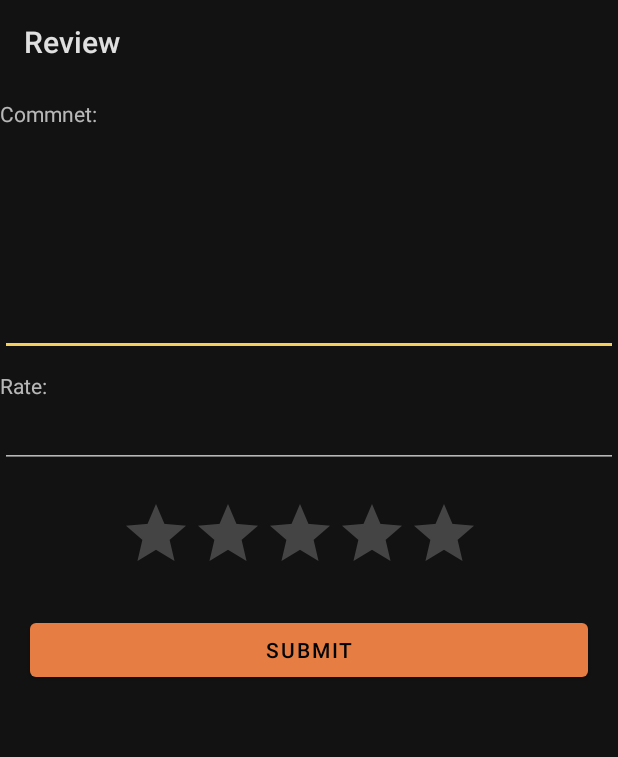
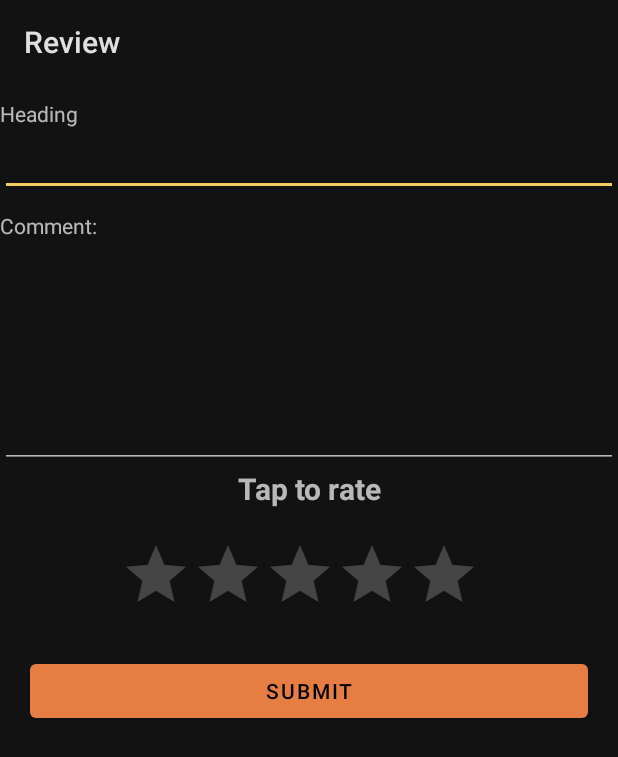
Before and after one commit to rohit05gupta/Turistas, an Android app: the Review screen opened directly, with no data from a screen before it, on a phone screen of 412 x 824 dp. Shown: the top 757 px of the screen. Run offline under Robolectric (Android 15) with nearby library versions, the phone set to English and light mode, and no system bars; our stand-ins replace Firebase (no records; nobody signed in at launch, a user with empty details on screens opened directly).

Commit message:
Review Part and Updated Recommendation with one problem

```diff
--- a/app/src/main/java/com/example/inserttest/Review.java
+++ b/app/src/main/java/com/example/inserttest/Review.java
@@ -1,12 +1,32 @@
 package com.example.inserttest;
 
+import androidx.annotation.NonNull;
 import androidx.appcompat.app.ActionBar;
 import androidx.appcompat.app.AppCompatActivity;
 
+import android.content.Intent;
 import android.os.Bundle;
+import android.view.View;
+import android.widget.Button;
+import android.widget.EditText;
+import android.widget.RatingBar;
+
+import com.google.firebase.auth.FirebaseAuth;
+import com.google.firebase.auth.FirebaseUser;
+import com.google.firebase.database.DataSnapshot;
+import com.google.firebase.database.DatabaseError;
+import com.google.firebase.database.DatabaseReference;
+import com.google.firebase.database.FirebaseDatabase;
+import com.google.firebase.database.ValueEventListener;
 
 public class Review extends AppCompatActivity {
-
+    private FirebaseAuth firebaseAuth;
+    EditText ed1,ed2;
+    RatingBar r1;
+    DatabaseReference reff;
+    ReviewData rd;
+    Button b1;
+    long id=0;
     @Override
     protected void onCreate(Bundle savedInstanceState) {
         super.onCreate(savedInstanceState);
@@ -14,5 +34,62 @@ public class Review extends AppCompatActivity {
         ActionBar actionBar = getSupportActionBar();
         actionBar.setTitle("Review");
 
+        ed1 = (EditText)findViewById(R.id.heading);
+        ed2 = (EditText)findViewById(R.id.comment);
+        r1 = (RatingBar)findViewById(R.id.ratingBar);
+        b1 = (Button)findViewById(R.id.b1);
+
+        firebaseAuth = FirebaseAuth.getInstance();
+        if (firebaseAuth.getCurrentUser() == null) {
+            finish();
+            startActivity(new Intent(this, LoginActivity.class));
+        }
+
+        FirebaseUser user = firebaseAuth.getCurrentUser();
+        String email = user.getEmail();
+        String specification = getIntent().getStringExtra("specification");
+        String pname = getIntent().getStringExtra("pname");
+
+        rd = new ReviewData();
+
+        b1.setOnClickListener(new View.OnClickListener() {
+            @Override
+            public void onClick(View v) {
+                final String heading = ed1.getText().toString().trim();
+                final String comment = ed2.getText().toString().trim();
+                float rating = r1.getRating();
+
+                reff = FirebaseDatabase.getInstance().getReference().child("Reviews");
+                reff.addValueEventListener(new ValueEventListener() {
+                    @Override
+                    public void onDataChange(@NonNull DataSnapshot dataSnapshot) {
+                        if(dataSnapshot.exists())
+                            id = (dataSnapshot.getChildrenCount());
+
+                    }
+
+                    @Override
+                    public void onCancelled(@NonNull DatabaseError databaseError) {
+
+                    }
+                });
+                b1.setOnClickListener(new View.OnClickListener() {
+                    @Override
+                    public void onClick(View v) {
+                        rd.setComment(comment);
+                        rd.setPname(pname);
+                        rd.setHeading(heading);
+                        rd.setEmail(email);
+                        rd.setRating(rating);
+                        rd.setSpecification(specification);
+                        reff.child(String.valueOf(id+1)).setValue(rd);
+                    }
+                });
+                Intent i = new Intent(Review.this,ProfileActivity.class);
+                startActivity(i);
+            }
+
+        });
+
     }
 }
--- a/app/src/main/res/layout/activity_review.xml
+++ b/app/src/main/res/layout/activity_review.xml
@@ -9,29 +9,37 @@
     <TextView
         android:layout_width="match_parent"
         android:layout_height="wrap_content"
-        android:text="Commnet: "
+        android:text="Heading"
         android:layout_marginTop="10dp"/>
     <EditText
-    android:id="@+id/textArea_information"
-    android:layout_width="match_parent"
-    android:layout_height="wrap_content"
-    android:gravity="top|left"
-    android:inputType="textMultiLine"
-    android:overScrollMode="always"
-    android:scrollbarStyle="insideInset"
-    android:scrollbars="vertical"
-    android:lines="6"
-    android:textAppearance="?android:attr/textAppearanceMedium"
-    android:scrollHorizontally="false" />
+        android:id="@+id/heading"
+        android:layout_width="match_parent"
+        android:layout_height="wrap_content" />
     <TextView
-        android:layout_marginTop="10dp"
         android:layout_width="match_parent"
         android:layout_height="wrap_content"
-        android:text="Rate: "/>
+        android:text="Comment: "
+        android:layout_marginTop="10dp"/>
     <EditText
+        android:id="@+id/comment"
         android:layout_width="match_parent"
         android:layout_height="wrap_content"
+        android:gravity="top|left"
+        android:inputType="textMultiLine"
+        android:overScrollMode="always"
+        android:scrollbarStyle="insideInset"
+        android:scrollbars="vertical"
+        android:lines="6"
+        android:textAppearance="?android:attr/textAppearanceMedium"
+        android:scrollHorizontally="false"
         />
+    <TextView
+        android:layout_width="match_parent"
+        android:layout_height="wrap_content"
+        android:text="Tap to rate"
+        android:textSize="20dp"
+        android:textAlignment="center"
+        android:textStyle="bold"/>
     <RatingBar
         android:id="@+id/ratingBar"
         android:layout_width="wrap_content"
@@ -42,6 +50,7 @@
         app:layout_constraintTop_toTopOf="parent" />
 
     <Button
+        android:id="@+id/b1"
         android:layout_margin="20dp"
         android:layout_width="match_parent"
         android:layout_height="wrap_content"
--- a/app/src/main/res/layout/row2.xml
+++ b/app/src/main/res/layout/row2.xml
@@ -22,6 +22,7 @@
 
                 <TextView
                     android:text="PARTH"
+                    android:textColor="#000"
                     android:id="@+id/name"
                     android:layout_width="wrap_content"
                     android:layout_height="wrap_content"
@@ -31,6 +32,7 @@
 
                 <TextView
                     android:text="SHAH"
+                    android:textColor="#000"
                     android:id="@+id/specification"
                     android:layout_width="wrap_content"
                     android:layout_height="wrap_content"
```
Also changed, not shown: app/src/main/java/com/example/inserttest/Recommendation.java (+7 -11 lines).
